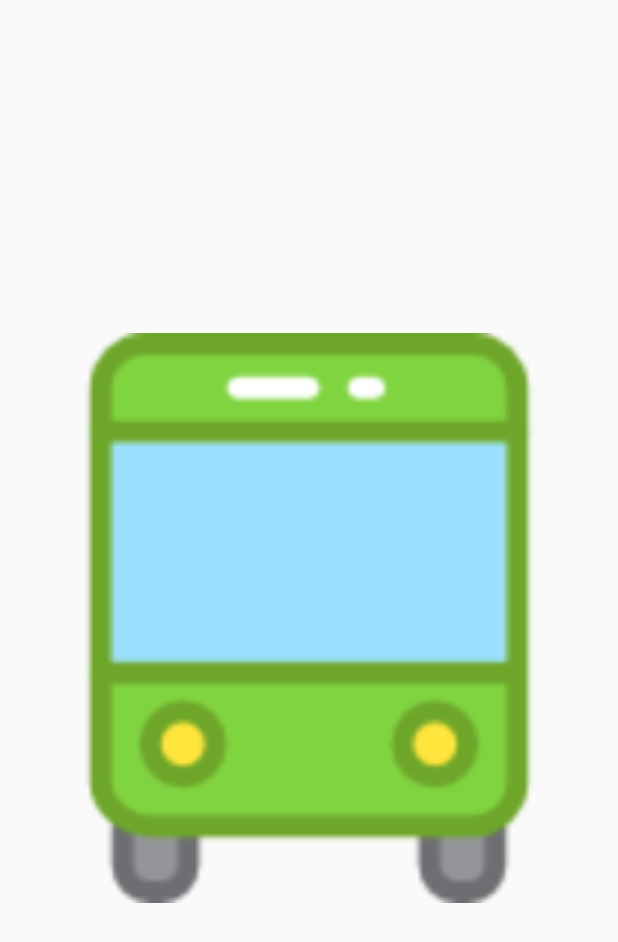
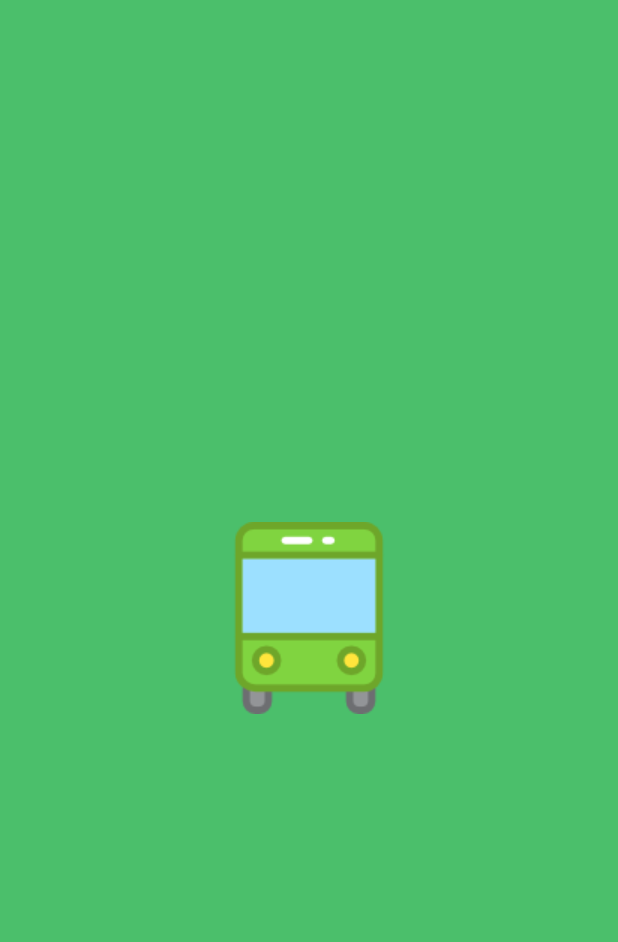
Before and after one commit to peanutsando/Hanmaeum, an Android app: the SplashActivity screen opened directly, with no data from a screen before it, on a phone screen of 412 x 824 dp. Shown: the top 942 px of the screen. Run offline under Robolectric (Android 15) with nearby library versions, the phone set to English and light mode, and no system bars; 1 statement that could not run was skipped.

Commit message:
create Splash Activity view

```diff
--- a/app/src/main/AndroidManifest.xml
+++ b/app/src/main/AndroidManifest.xml
@@ -15,6 +15,7 @@
         <activity
             android:name=".activity.SplashActivity"
             android:screenOrientation="portrait"
+            android:theme="@android:style/Theme.NoTitleBar"
             >
         </activity>
         <activity android:name=".activity.MainActivity">
--- a/app/src/main/java/kr/ac/mju/hanmaeum/activity/MainActivity.java
+++ b/app/src/main/java/kr/ac/mju/hanmaeum/activity/MainActivity.java
@@ -41,7 +41,9 @@ public class MainActivity extends BaseActivity {
     @Override
     protected void onCreate(Bundle savedInstanceState) {
         super.onCreate(savedInstanceState);
+        startActivity(new Intent(this,SplashActivity.class));// show splash
         setContentView(R.layout.activity_main); // get a layout
+
         this.setNavigationDrawer(savedInstanceState); // get navigation
 
         // get listView layout for notices and set Adapter to listView
@@ -131,6 +133,8 @@ public class MainActivity extends BaseActivity {
             return null;
         }
 
+
+
         @Override
         protected void onPostExecute(List<NoticeItem> noticeItems) {
             super.onPostExecute(noticeItems);
--- a/app/src/main/java/kr/ac/mju/hanmaeum/activity/Notice/NoticeListAdapter.java
+++ b/app/src/main/java/kr/ac/mju/hanmaeum/activity/Notice/NoticeListAdapter.java
@@ -70,12 +70,13 @@ public class NoticeListAdapter extends BaseAdapter {
     }
 
     // 데이터 추가를 위한 함수
-    public void addItem(String number, String title, String timestamp) {
+    public void addItem(String number, String title, String timestamp, String url) {
         NoticeItem item = new NoticeItem();
 
         item.setNumber(number);
         item.setTitle(title);
         item.setTimestamp(timestamp);
+        item.setUrl(url);
 
         noticeItemList.add(item);
     }
--- a/app/src/main/java/kr/ac/mju/hanmaeum/activity/SplashActivity.java
+++ b/app/src/main/java/kr/ac/mju/hanmaeum/activity/SplashActivity.java
@@ -1,8 +1,8 @@
 package kr.ac.mju.hanmaeum.activity;
 
 import android.app.Activity;
-import android.content.Intent;
 import android.os.Bundle;
+import android.os.Handler;
 
 import kr.ac.mju.hanmaeum.R;
 
@@ -11,15 +11,15 @@ public class SplashActivity extends Activity {
     @Override
     protected void onCreate(Bundle savedInstanceState) {
         super.onCreate(savedInstanceState);
-
-        try{
-            Thread.sleep(1000); // 스플래시 화면 대기 시간 1000 = 1초
-        }catch(Exception e){
-            e.printStackTrace();
-        }
         setContentView(R.layout.activity_splash);
 
-        startActivity(new Intent(this,MainActivity.class));
-        finish();
+        Handler handler = new Handler();
+        handler.postDelayed(new Runnable() {
+            @Override
+            public void run() {
+                finish();
+            }
+        },500);//0.5초 후 스플래시 이미지 닫기.
+
     }
 }
--- a/app/src/main/res/layout/activity_splash.xml
+++ b/app/src/main/res/layout/activity_splash.xml
@@ -1,19 +1,20 @@
 <?xml version="1.0" encoding="utf-8"?>
-<RelativeLayout xmlns:android="http://schemas.android.com/apk/res/android"
+<RelativeLayout
+    xmlns:android="http://schemas.android.com/apk/res/android"
+    xmlns:app="http://schemas.android.com/apk/res-auto"
     xmlns:tools="http://schemas.android.com/tools"
-    android:id="@+id/activity_splash"
     android:layout_width="match_parent"
     android:layout_height="match_parent"
-    android:paddingBottom="@dimen/activity_vertical_margin"
-    android:paddingLeft="@dimen/activity_horizontal_margin"
-    android:paddingRight="@dimen/activity_horizontal_margin"
-    android:paddingTop="@dimen/activity_vertical_margin"
-    tools:context="kr.ac.mju.hanmaeum.activity.SplashActivity">
+    android:background="@color/colorPrimary"
+
+    >
+
     <ImageView
+        android:src="@drawable/icon"
         android:id="@+id/imageView"
-        android:layout_width="match_parent"
-        android:layout_height="match_parent"
-        android:layout_weight="100"
-        android:src="@drawable/icon"/>
+        android:layout_height="wrap_content"
+        android:layout_width="wrap_content"
+        android:layout_centerVertical="true"
+        android:layout_centerHorizontal="true" />
 
 </RelativeLayout>
--- a/app/src/main/res/values/styles.xml
+++ b/app/src/main/res/values/styles.xml
@@ -27,6 +27,8 @@
         <item name="windowNoTitle">true</item>
     </style>
 
+
+
     <style name="AppTheme.AppBarOverlay" parent="ThemeOverlay.AppCompat.Dark.ActionBar" />
 
     <style name="AppTheme.PopupOverlay" parent="ThemeOverlay.AppCompat.Light" />
```
